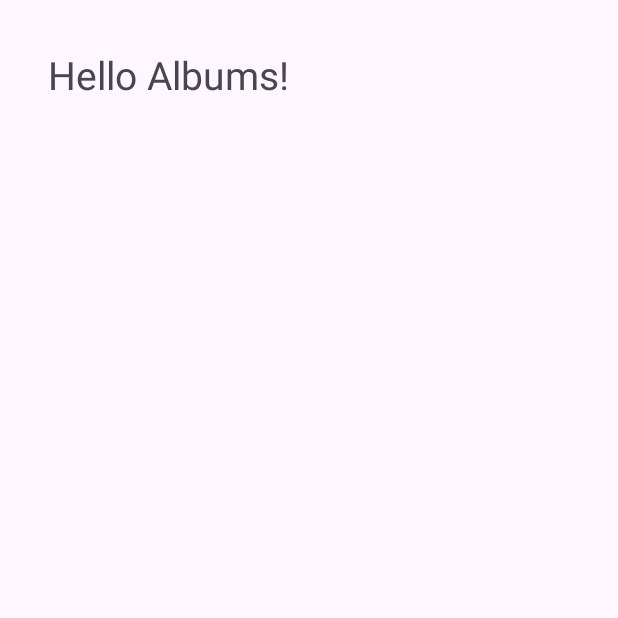
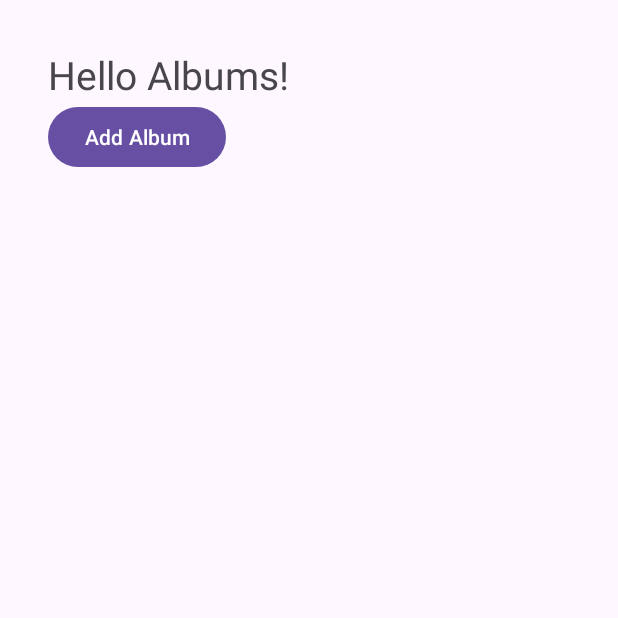
Before and after one commit to ayushp0728/Android36, an Android app: the screen it shows after launch (MainActivity), on a phone screen of 412 x 824 dp, the top half of it. Run offline under Robolectric (Android 15) with nearby library versions, the phone set to English and light mode, and no system bars.

Commit message:
feat: added data store for persistent storage, updated main activity and created a view for albums

```diff
--- a/app/src/main/AndroidManifest.xml
+++ b/app/src/main/AndroidManifest.xml
@@ -12,6 +12,9 @@
         android:supportsRtl="true"
         android:theme="@style/Theme.Android36Java">
         <activity
+            android:name=".AlbumActivity"
+            android:exported="false" />
+        <activity
             android:name=".MainActivity"
             android:exported="true">
             <intent-filter>
--- /dev/null
+++ b/app/src/main/java/com/example/android36java/AlbumAdapter.java
@@ -0,0 +1,58 @@
+package com.example.android36java;
+
+import android.view.LayoutInflater;
+import android.view.View;
+import android.view.ViewGroup;
+import android.widget.TextView;
+import androidx.recyclerview.widget.RecyclerView;
+import com.example.android36java.model.Album;
+
+import java.util.List;
+
+public class AlbumAdapter extends RecyclerView.Adapter<AlbumAdapter.AlbumViewHolder> {
+
+    private List<Album> albums;
+    private OnAlbumClickListener listener;
+    public interface OnAlbumClickListener {
+        void onAlbumClick(int position);
+    }
+
+
+    public AlbumAdapter(List<Album> albums) {
+        this.albums = albums;
+    }
+
+    @Override
+    public AlbumViewHolder onCreateViewHolder(ViewGroup parent, int viewType) {
+        View v = LayoutInflater.from(parent.getContext())
+                .inflate(android.R.layout.simple_list_item_1, parent, false);
+        return new AlbumViewHolder(v);
+    }
+    public void setOnAlbumClickListener(OnAlbumClickListener listener) {
+        this.listener = listener;
+    }
+
+    @Override
+    public void onBindViewHolder(AlbumViewHolder holder, int pos) {
+        Album a = albums.get(pos);
+        holder.textView.setText(a.getName());
+        holder.itemView.setOnClickListener(v -> {
+            if (listener != null) {
+                listener.onAlbumClick(holder.getAdapterPosition());
+            }
+        });
+    }
+
+    @Override
+    public int getItemCount() {
+        return albums.size();
+    }
+
+    static class AlbumViewHolder extends RecyclerView.ViewHolder {
+        TextView textView;
+        public AlbumViewHolder(View v) {
+            super(v);
+            textView = v.findViewById(android.R.id.text1);
+        }
+    }
+}
--- a/app/src/main/java/com/example/android36java/MainActivity.java
+++ b/app/src/main/java/com/example/android36java/MainActivity.java
@@ -1,11 +1,22 @@
 package com.example.android36java;
 
 import androidx.appcompat.app.AppCompatActivity;
+import androidx.recyclerview.widget.LinearLayoutManager;
+import androidx.recyclerview.widget.RecyclerView;
+
 import android.os.Bundle;
+import android.widget.Button;
+import android.content.Intent;
 
+
+import com.example.android36java.model.Album;
 import com.example.android36java.model.DataStore;
 
+import java.util.ArrayList;
+
 public class MainActivity extends AppCompatActivity {
+
+    private AlbumAdapter albumAdapter;
 
     @Override
     protected void onCreate(Bundle savedInstanceState) {
@@ -13,7 +24,34 @@ public class MainActivity extends AppCompatActivity {
         setContentView(R.layout.activity_main);
 
         DataStore.getInstance().load(this);
+
+        RecyclerView rv = findViewById(R.id.recyclerAlbums);
+        rv.setLayoutManager(new LinearLayoutManager(this));
+
+        albumAdapter = new AlbumAdapter(DataStore.getInstance().getAlbums());
+        rv.setAdapter(albumAdapter);
+        albumAdapter.setOnAlbumClickListener(position -> {
+
+            Intent intent = new Intent(MainActivity.this, AlbumActivity.class);
+            intent.putExtra("albumIndex", position);
+            startActivity(intent);
+
+        });
+
+        Button add = findViewById(R.id.btnAddAlbum);
+        add.setOnClickListener(v -> {
+
+            ArrayList<Album> albums = DataStore.getInstance().getAlbums();
+
+            String name = "Album " + (albums.size() + 1);
+            albums.add(new Album(name));
+
+            DataStore.getInstance().save(this);
+
+            albumAdapter.notifyDataSetChanged();
+        });
     }
+
 
     @Override
     protected void onPause() {
--- a/app/src/main/java/com/example/android36java/model/DataStore.java
+++ b/app/src/main/java/com/example/android36java/model/DataStore.java
@@ -4,6 +4,7 @@ import android.content.Context;
 import java.io.ObjectInputStream;
 import java.io.ObjectOutputStream;
 import java.util.ArrayList;
+
 
 public class DataStore {
 
--- a/app/src/main/res/layout/activity_main.xml
+++ b/app/src/main/res/layout/activity_main.xml
@@ -11,4 +11,16 @@
         android:layout_height="wrap_content"
         android:text="Hello Albums!"
         android:textSize="26sp" />
+
+    <Button
+        android:id="@+id/btnAddAlbum"
+        android:layout_width="wrap_content"
+        android:layout_height="wrap_content"
+        android:text="Add Album" />
+
+    <androidx.recyclerview.widget.RecyclerView
+        android:id="@+id/recyclerAlbums"
+        android:layout_width="match_parent"
+        android:layout_height="0dp"
+        android:layout_weight="1" />
 </LinearLayout>
```
Also changed, not shown: app/src/main/java/com/example/android36java/AlbumActivity.java (added, +27 -0 lines), app/src/main/res/layout/activity_album.xml (added, +13 -0 lines).
